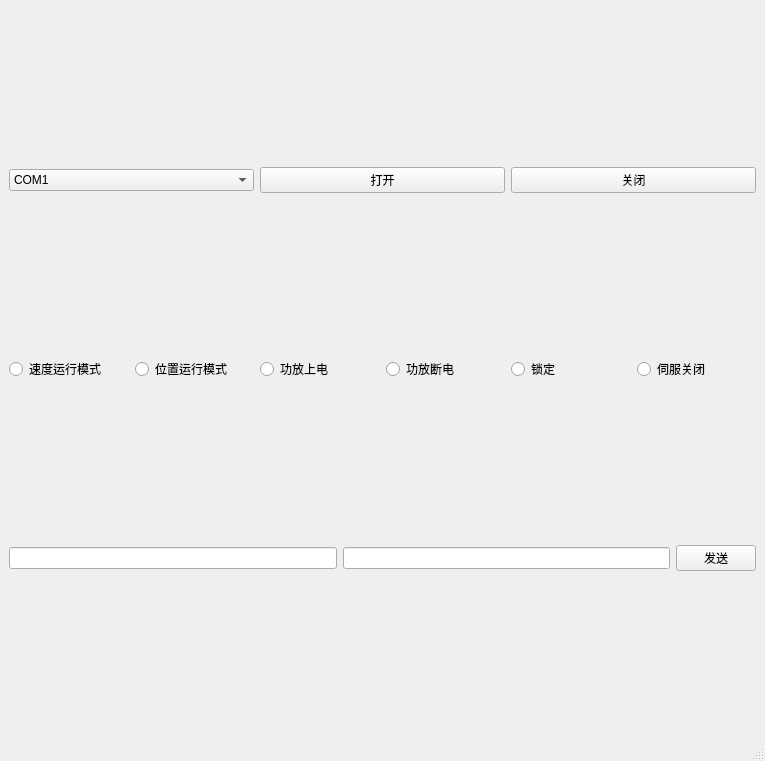
This is Pro.ui in moon0309/project_zt as Qt 5 draws it before an edit. The edited form follows.
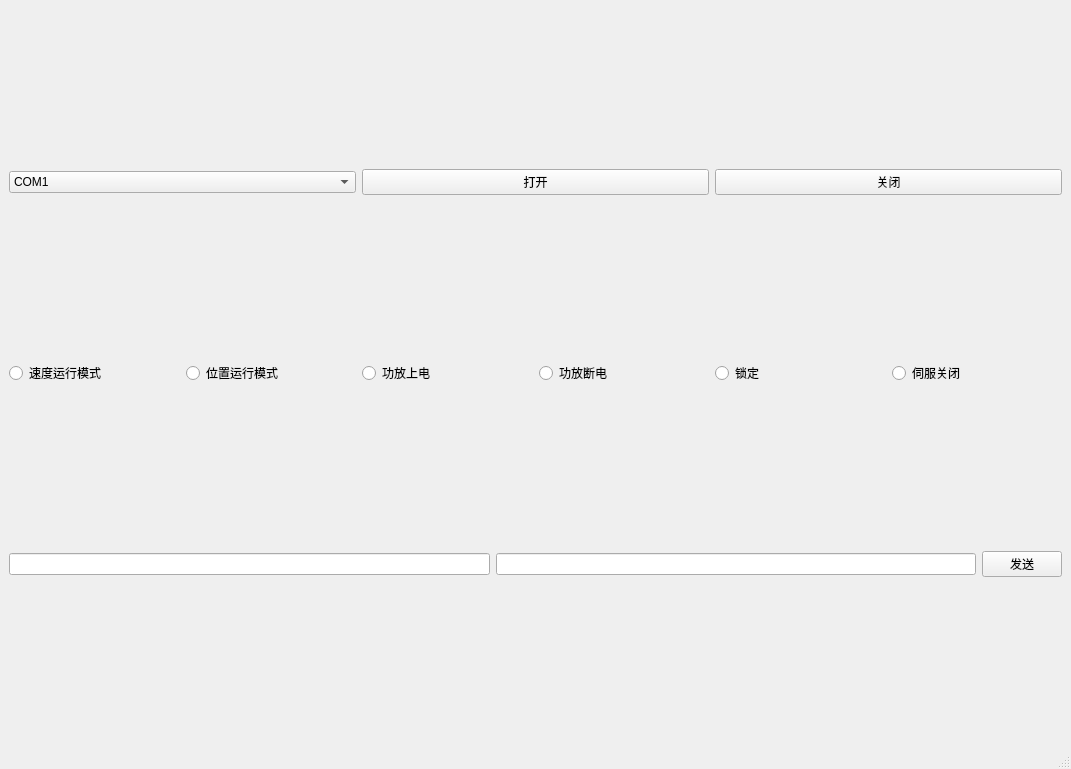
This is the edited form.

Commit message: 串口通信 编辑框选择

```diff
--- a/Pro.ui
+++ b/Pro.ui
@@ -6,8 +6,8 @@
    <rect>
     <x>0</x>
     <y>0</y>
-    <width>765</width>
-    <height>761</height>
+    <width>1071</width>
+    <height>769</height>
    </rect>
   </property>
   <property name="windowTitle">
```
Left out of the diff: 195 changed lines with no effect on the pictures. The commit also changes 2 other files.
